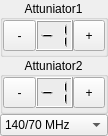
The window that src/ARM_R_viewCore/Prm300ControlWidget.ui (nevaeh82/arm_r) describes before a commit, drawn with Qt 5.
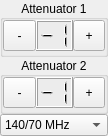
The same window after the commit.

```diff
--- a/src/ARM_R_viewCore/Prm300ControlWidget.ui
+++ b/src/ARM_R_viewCore/Prm300ControlWidget.ui
@@ -38,7 +38,7 @@
    <item>
     <widget class="QGroupBox" name="gbAtt1">
      <property name="title">
-      <string>Attuniator1</string>
+      <string>Attenuator 1</string>
      </property>
      <property name="alignment">
       <set>Qt::AlignCenter</set>
@@ -125,7 +125,7 @@
    <item>
     <widget class="QGroupBox" name="gbAtt2">
      <property name="title">
-      <string>Attuniator2</string>
+      <string>Attenuator 2</string>
      </property>
      <property name="alignment">
       <set>Qt::AlignCenter</set>
```
